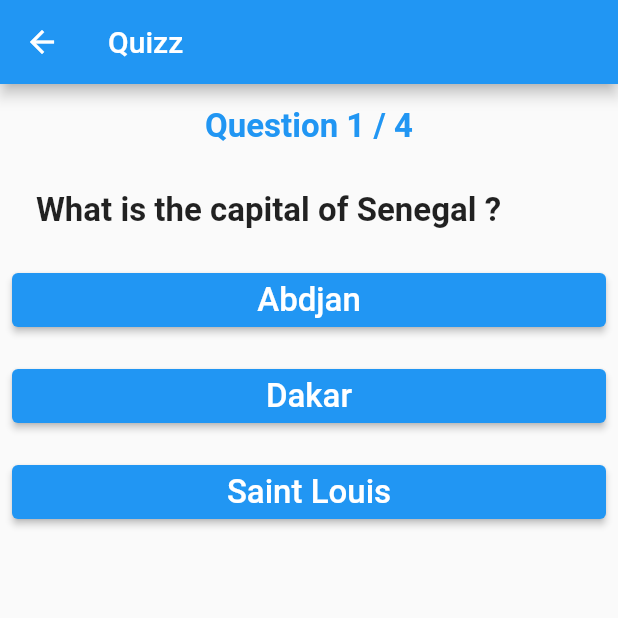
After one commit to Jeylani77/basics-flutter, a Flutter app: the QuizzPage screen opened by its route, on a phone screen of 412 x 824 dp, the top half of it. The commit adds this screen. Run offline on Flutter 3.47's test engine with Material 2 defaults, Android fonts, the phone set to English and light mode, and no system bars.

Commit message:
Quizz Page Integrated...

```diff
--- a/lib/config/global.params.dart
+++ b/lib/config/global.params.dart
@@ -5,5 +5,6 @@ class GlobalParams {
   {"title" : "Compteur", "icon" : Icon(Icons.home, color: Colors.blue,), "route" : "/counter"},
     {"title" : "Meteo", "icon" : Icon(Icons.map, color: Colors.blue,), "route" : "/meteo"},
     {"title" : "Galerie", "icon" : Icon(Icons.camera, color: Colors.blue,), "route" : "/gallery"},
+    {"title" : "Quizz", "icon" : Icon(Icons.camera, color: Colors.blue,), "route" : "/quizz"},
   ];
 }
--- a/lib/main.dart
+++ b/lib/main.dart
@@ -2,6 +2,7 @@ import 'package:basics_flutter/ui/pages/counter.page.dart';
 import 'package:basics_flutter/ui/pages/gallery.page.dart';
 import 'package:basics_flutter/ui/pages/home.page.dart';
 import 'package:basics_flutter/ui/pages/meteo.page.dart';
+import 'package:basics_flutter/ui/pages/quizz.page.dart';
 import 'package:flutter/material.dart';
 
 void main() => runApp(MyApp());
@@ -18,6 +19,7 @@ class MyApp extends StatelessWidget {
         "/meteo" : (context) => MeteoPage(),
         "/gallery" : (context) => GalleryPage(),
         "/counter" : (context) => CounterPage(),
+        "/quizz" : (context) => QuizzPage(),
       },
       theme: ThemeData(primarySwatch: Colors.blue),
       initialRoute: "/",
--- a/lib/ui/pages/home.page.dart
+++ b/lib/ui/pages/home.page.dart
@@ -24,7 +24,7 @@ class HomePage extends StatelessWidget {
             ),
             SizedBox(height: 20,),
             Center(
-              child: Text("NB : Open Drawer...",
+              child: Text("NB : Change keyPixabay & keyMap...",
                   style: TextStyle(fontSize: 22, color: Colors.blue)),
             ),
           ],
--- /dev/null
+++ b/lib/ui/pages/quizz.page.dart
@@ -0,0 +1,123 @@
+import 'package:flutter/material.dart';
+
+class QuizzPage extends StatefulWidget {
+  const QuizzPage({Key? key}) : super(key: key);
+
+  @override
+  _QuizzPageState createState() => _QuizzPageState();
+}
+
+class _QuizzPageState extends State<QuizzPage> {
+  int currentQuestion = 0;
+  int score = 0;
+  var quizz = [
+    {
+      "title": "What is the capital of Senegal ?",
+      "answers": [
+        {"answer": "Abdjan", "correct": false},
+        {"answer": "Dakar", "correct": true},
+        {"answer": "Saint Louis", "correct": false},
+      ]
+    },
+    {
+      "title":
+          "Quel Sénégalais a remporté deux fois le ballon d'or Africain ? ",
+      "answers": [
+        {"answer": "El Hadj Diouf", "correct": true},
+        {"answer": "Eto'o Fils", "correct": false},
+        {"answer": "Sadio Mané", "correct": false},
+      ]
+    },
+    {
+      "title": "Which Senegalese has won the African Golden Ball twice ?",
+      "answers": [
+        {"answer": "Thiébou djeun", "correct": true},
+        {"answer": "Mafé", "correct": false},
+        {"answer": "Domoda", "correct": false},
+      ]
+    },
+    {
+      "title": "Who is the current president of Senegal ?",
+      "answers": [
+        {"answer": "Emanuel Macron", "correct": false},
+        {"answer": "Ousmane Sonko", "correct": false},
+        {"answer": "Macky Sall", "correct": true},
+      ]
+    },
+  ];
+
+  @override
+  Widget build(BuildContext context) {
+    return Scaffold(
+        appBar: AppBar(
+          title: Text('Quizz'),
+        ),
+        body: (currentQuestion >= quizz.length)
+            ? Center(
+                child: Column(
+                  mainAxisAlignment: MainAxisAlignment.center,
+                  children: [
+                    Text(
+                      'Score : ${(100 * score / quizz.length).round()} %',
+                      style: TextStyle(fontSize: 22),
+                    ),
+                    ElevatedButton(
+                        onPressed: () {
+                          setState(() {
+                            score = 0;
+                            currentQuestion = 0;
+                          });
+                        },
+                        child: Text(
+                          'Restart',
+                          style: TextStyle(fontSize: 22),
+                        ))
+                  ],
+                ),
+              )
+            : ListView(
+                children: [
+                  ListTile(
+                    title: Center(
+                      child: Text(
+                        'Question ${currentQuestion + 1} / ${quizz.length}',
+                        style: TextStyle(
+                            color: Colors.blue,
+                            fontSize: 22,
+                            fontWeight: FontWeight.bold),
+                      ),
+                    ),
+                  ),
+                  ListTile(
+                    title: Padding(
+                      padding: const EdgeInsets.all(8.0),
+                      child: Text(
+                        '${quizz[currentQuestion]['title']}',
+                        style: TextStyle(
+                            fontSize: 22, fontWeight: FontWeight.bold),
+                      ),
+                    ),
+                  ),
+                  ...(quizz[currentQuestion]['answers']
+                          as List<Map<String, Object>>)
+                      .map((answer) {
+                    return Padding(
+                      padding: const EdgeInsets.all(8.0),
+                      child: ElevatedButton(
+                        onPressed: () {
+                          setState(() {
+                            if (answer['correct'] == true) score++;
+                            ++currentQuestion;
+                          });
+                        },
+                        child: Text(
+                          '${answer['answer']}',
+                          style: TextStyle(fontSize: 22),
+                        ),
+                      ),
+                    );
+                  })
+                ],
+              ));
+  }
+}
```
